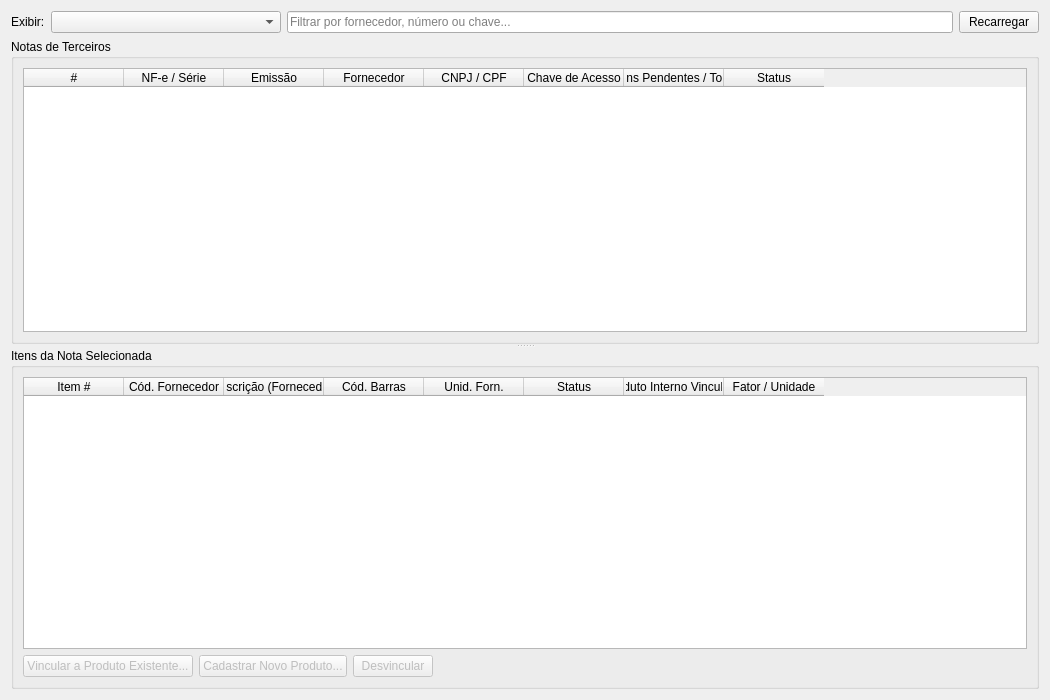
Old version of the form src/presentation/views/documentos_fiscais/FormVincularProdutos.ui in the repository castorsoft/callisto.
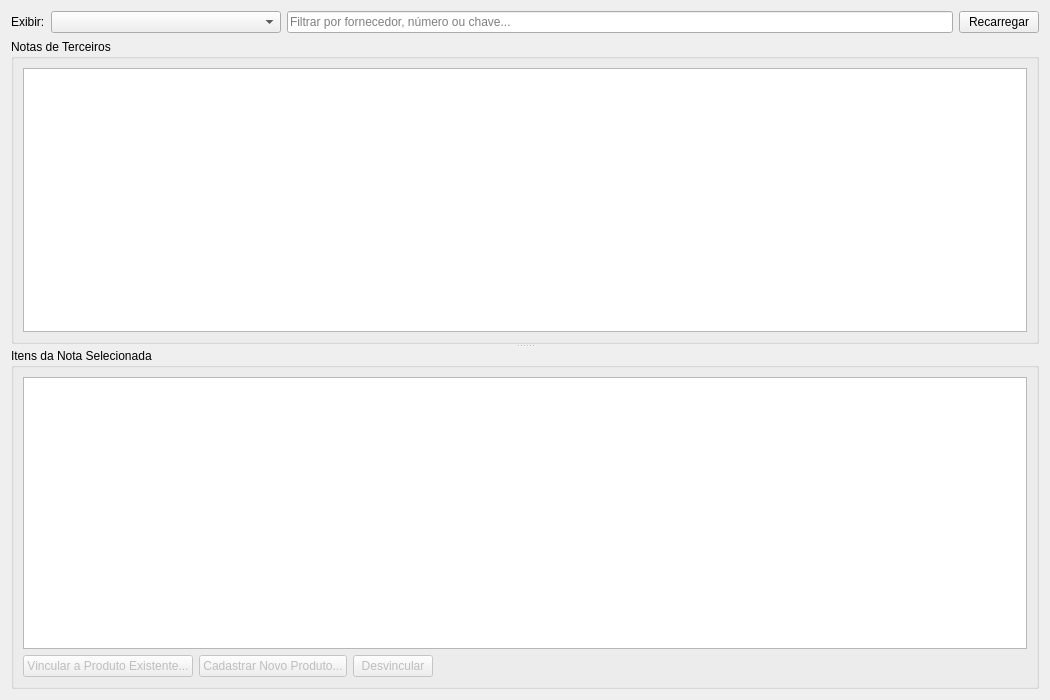
New version of the form. Custom widgets are drawn as their Qt base class.

```diff
--- a/src/presentation/views/documentos_fiscais/FormVincularProdutos.ui
+++ b/src/presentation/views/documentos_fiscais/FormVincularProdutos.ui
@@ -63,7 +63,7 @@
       </property>
       <layout class="QVBoxLayout" name="layoutNotas">
        <item>
-        <widget class="QTableWidget" name="tableNotas">
+        <widget class="QTableView" name="tableNotas">
          <property name="editTriggers">
           <set>QAbstractItemView::NoEditTriggers</set>
          </property>
@@ -76,46 +76,6 @@
          <property name="selectionBehavior">
           <enum>QAbstractItemView::SelectRows</enum>
          </property>
-         <column>
-          <property name="text">
-           <string>#</string>
-          </property>
-         </column>
-         <column>
-          <property name="text">
-           <string>NF-e / Série</string>
-          </property>
-         </column>
-         <column>
-          <property name="text">
-           <string>Emissão</string>
-          </property>
-         </column>
-         <column>
-          <property name="text">
-           <string>Fornecedor</string>
-          </property>
-         </column>
-         <column>
-          <property name="text">
-           <string>CNPJ / CPF</string>
-          </property>
-         </column>
-         <column>
-          <property name="text">
-           <string>Chave de Acesso</string>
-          </property>
-         </column>
-         <column>
-          <property name="text">
-           <string>Itens Pendentes / Total</string>
-          </property>
-         </column>
-         <column>
-          <property name="text">
-           <string>Status</string>
-          </property>
-         </column>
         </widget>
        </item>
       </layout>
@@ -126,7 +86,7 @@
       </property>
       <layout class="QVBoxLayout" name="layoutItens">
        <item>
-        <widget class="QTableWidget" name="tableItens">
+        <widget class="QTableView" name="tableItens">
          <property name="editTriggers">
           <set>QAbstractItemView::NoEditTriggers</set>
          </property>
@@ -139,46 +99,6 @@
          <property name="selectionBehavior">
           <enum>QAbstractItemView::SelectRows</enum>
          </property>
-         <column>
-          <property name="text">
-           <string>Item #</string>
-          </property>
-         </column>
-         <column>
-          <property name="text">
-           <string>Cód. Fornecedor</string>
-          </property>
-         </column>
-         <column>
-          <property name="text">
-           <string>Descrição (Fornecedor)</string>
-          </property>
-         </column>
-         <column>
-          <property name="text">
-           <string>Cód. Barras</string>
-          </property>
-         </column>
-         <column>
-          <property name="text">
-           <string>Unid. Forn.</string>
-          </property>
-         </column>
-         <column>
-          <property name="text">
-           <string>Status</string>
-          </property>
-         </column>
-         <column>
-          <property name="text">
-           <string>Produto Interno Vinculado</string>
-          </property>
-         </column>
-         <column>
-          <property name="text">
-           <string>Fator / Unidade</string>
-          </property>
-         </column>
         </widget>
        </item>
        <item>
```
